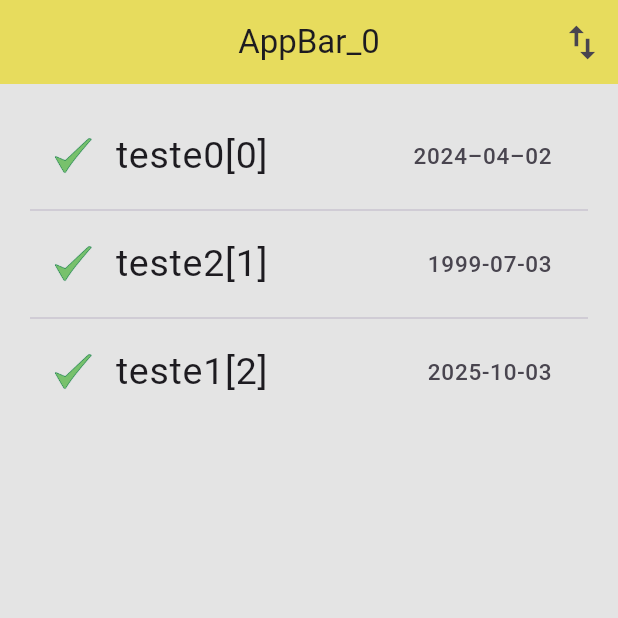
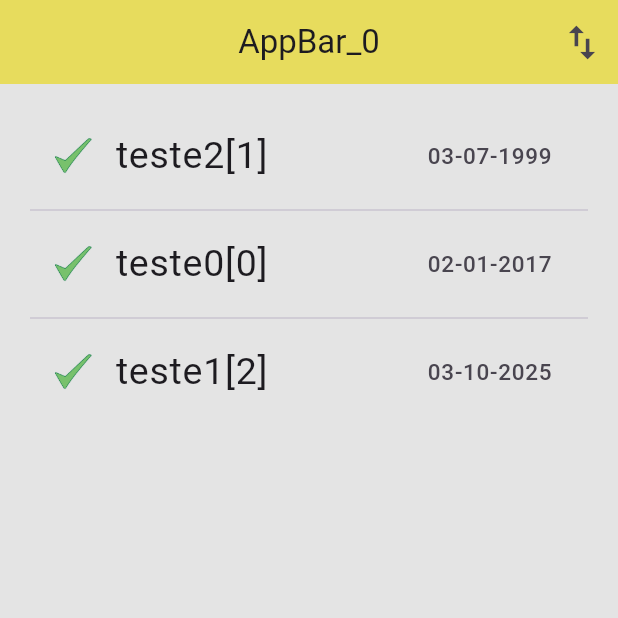
Before and after one commit to lucasmoraesb/projeto-dispositivos-moveis, a Flutter app: the screen it shows after launch, on a phone screen of 412 x 824 dp, the top half of it. Run offline on Flutter 3.47's test engine with Material 3 defaults, Android fonts, the phone set to English and light mode, and no system bars.

Commit message:
Update do Gustavo
Troca de tipagem da data da tarefa; Criação de um "parse" para mostrar a data em cada tarefa; Criado um sort no build de "tarefas_page";

```diff
--- a/lib/main.dart
+++ b/lib/main.dart
@@ -1,6 +1,6 @@
 import 'package:flutter/material.dart';
 import 'package:provider/provider.dart';
-import '../repositories/tarefas_favoritas_repository.dart';
+import 'repositories/tarefas_favoritas_repository.dart';
 import 'app.dart';
 
 void main() {
--- a/lib/models/tarefa.dart
+++ b/lib/models/tarefa.dart
@@ -1,7 +1,7 @@
 class Tarefa {
   String nome;
   String icone;
-  String data; // formato esperado "ano-mês-dia" ""1984–04–02"
+  DateTime data; // formato esperado "ano-mês-dia" ""1984–04–02"
   String descricao;
   String status =
       'Não iniciado'; // !!!!!!!! ALTERAR DEPOIS (DEIXAR DINAMICO)!!!!!!!!!!!!!!!
--- a/lib/pages/favoritas_page.dart
+++ b/lib/pages/favoritas_page.dart
@@ -21,8 +21,6 @@ class _FavoritasPageState extends State<FavoritasPage> {
       body: Container(
         height: MediaQuery.of(context).size.height,
         padding: EdgeInsets.all(12),
-        /*child: ,
-        ),*/
         child: Consumer<TarefasFavoritasRepository>(
           builder: (context, favoritas, child) {
             return favoritas.lista.isEmpty
--- a/lib/pages/tarefas_descricao_page.dart
+++ b/lib/pages/tarefas_descricao_page.dart
@@ -34,7 +34,7 @@ class _TarefasDescricaoPageState extends State<TarefasDescricaoPage> {
       body: Column(
         children: [
           Text(widget.tarefa.descricao),
-          Text(widget.tarefa.data),
+          Text(widget.tarefa.data.toString()),
           Form(
             key: _form,
             child: TextFormField(
--- a/lib/pages/tarefas_page.dart
+++ b/lib/pages/tarefas_page.dart
@@ -4,10 +4,11 @@ import '../repositories/tarefas_favoritas_repository.dart';
 import '../models/tarefa.dart';
 import '../repositories/tarefas_repository.dart';
 import '../pages/tarefas_descricao_page.dart';
-//import 'package:intl/intl.dart';
+import 'package:intl/intl.dart';
 
 class TarefasPage extends StatefulWidget {
   const TarefasPage({super.key});
+
   @override
   State<TarefasPage> createState() => _TarefasPageState();
 }
@@ -80,11 +81,33 @@ class _TarefasPageState extends State<TarefasPage> {
     });
   }
 
+  sortData(tabela) {
+    tabela.sort((Tarefa a, Tarefa b) => a.data.compareTo(b.data));
+  }
+
+  formatarData(data) {
+    var formatter = DateFormat('dd-MM-yyyy');
+    return formatter.format(data);
+  }
+
   @override
   Widget build(BuildContext context) {
     favoritas = Provider.of<TarefasFavoritasRepository>(context);
     //favoritas = context.watch<TarefasFavoritasRepository>();
-    final tabela = TarefasRepository.tabela;
+    List<Tarefa> tabela = TarefasRepository.tabela;
+    sortData(tabela);
+
+    /*  Teste de criação de nova tarefa na Tebela, pela própria "tarefas_page"
+    Tarefa tarefinha = Tarefa(
+      nome: 'teste9[3]',
+      icone: 'images/symbol_ok.png',
+      data: DateTime(2024, 11, 5),
+      descricao: 'É isso Pessoal',
+    );
+
+    tabela.add(tarefinha);
+    */
+    //favoritas.sort();
 
     return Scaffold(
       appBar: appBarDinamica(),
@@ -119,7 +142,7 @@ class _TarefasPageState extends State<TarefasPage> {
                 ],
               ),
               trailing: Text(
-                tabela[tarefa].data,
+                formatarData(tabela[tarefa].data),
                 style: const TextStyle(
                   fontSize: 15,
                 ),
--- a/lib/repositories/tarefas_favoritas_repository.dart
+++ b/lib/repositories/tarefas_favoritas_repository.dart
@@ -1,11 +1,9 @@
 import 'dart:collection';
-
 import 'package:flutter/material.dart';
 import '../models/tarefa.dart';
 
 class TarefasFavoritasRepository extends ChangeNotifier {
   List<Tarefa> _lista = [];
-
   UnmodifiableListView<Tarefa> get lista => UnmodifiableListView(_lista);
 
   saveAll(List<Tarefa> tarefas) {
@@ -19,4 +17,9 @@ class TarefasFavoritasRepository extends ChangeNotifier {
     _lista.remove(tarefa);
     notifyListeners();
   }
+
+  sortData() {
+    //_lista.sort((Tarefa a, Tarefa b) => a.data.compareTo(b.data));
+    return _lista.sort((Tarefa a, Tarefa b) => a.data.compareTo(b.data));
+  }
 }
--- a/lib/repositories/tarefas_repository.dart
+++ b/lib/repositories/tarefas_repository.dart
@@ -1,27 +1,42 @@
+import 'package:flutter/material.dart';
 import '../models/tarefa.dart';
 
-class TarefasRepository {
-  bool isSorted = false;
+class TarefasRepository extends ChangeNotifier {
+  late bool isSorted = false;
   static List<Tarefa> tabela = [
     Tarefa(
       nome: 'teste0[0]',
       icone: 'images/symbol_ok.png',
-      data: '2024–04–02',
+      data: DateTime(2017, 1, 2),
       descricao: 'não tenho nada para descrever',
     ),
     Tarefa(
       nome: 'teste2[1]',
       icone: 'images/symbol_ok.png',
-      data: '1999-07-03',
+      data: DateTime(1999, 07, 03),
       descricao: 'as vezes yes as vezes no',
     ),
     Tarefa(
       nome: 'teste1[2]',
       icone: 'images/symbol_ok.png',
-      data: '2025-10-03',
+      data: DateTime(2025, 10, 03),
       descricao: 'talvez eu tenha algo para descrever',
     ),
   ];
+  /*
+  adicionarTarefa(){
 
-  sort() {}
+  }*/
+/*
+  List<Tarefa> pegarDados() => tabela;
+
+  sortData() {
+    if (isSorted) {
+      return tabela;
+    } else {
+      isSorted = false;
+      return tabela.sort((Tarefa a, Tarefa b) => a.data.compareTo(b.data));
+    }
+    //tabela.sort((Tarefa a, Tarefa b) => a.data.compareTo(b.data));
+  }*/
 }
--- a/lib/widgets/tarefa_card.dart
+++ b/lib/widgets/tarefa_card.dart
@@ -57,7 +57,7 @@ class _TarefaCardState extends State<TarefaCard> {
                         ),
                       ),
                       Text(
-                        widget.tarefa.data,
+                        widget.tarefa.data.toString(),
                         style: TextStyle(
                           fontSize: 13,
                           color: Colors.black54,
--- a/pubspec.yaml
+++ b/pubspec.yaml
@@ -31,6 +31,7 @@ dependencies:
   flutter:
     sdk: flutter
   provider: ^5.0.0
+  intl: ^0.19.0
 
   # The following adds the Cupertino Icons font to your application.
   # Use with the CupertinoIcons class for iOS style icons.
```
Also changed, not shown: pubspec.lock.
